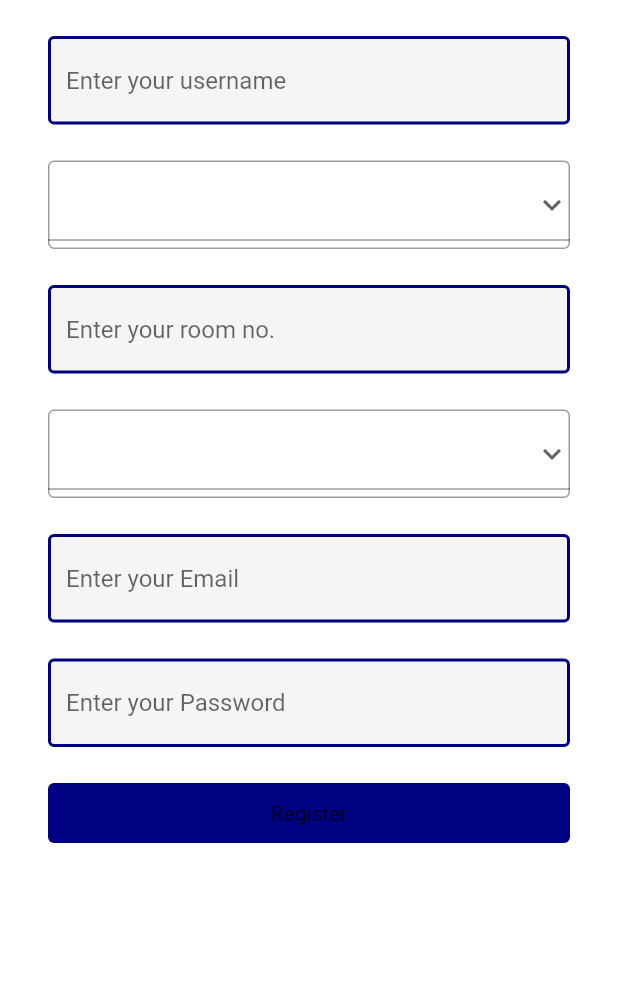
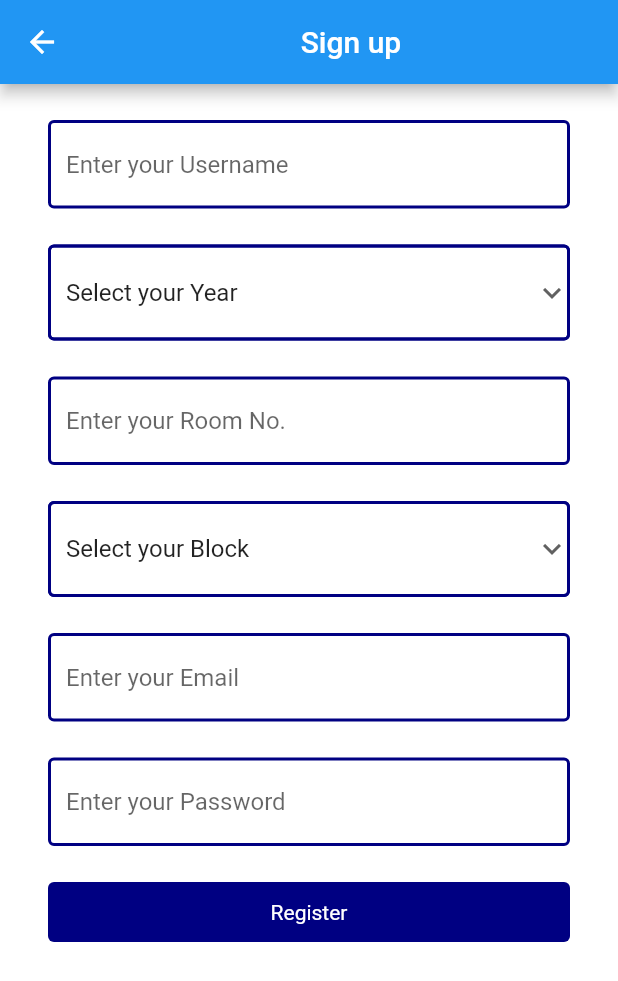
Before and after one commit to technoxx/hostelites, a Flutter app: the screen it shows after launch, after a tap on "Register", on a phone screen of 412 x 824 dp. Shown: the top 981 px of the screen. Run offline on Flutter 3.47's test engine with Material 2 defaults, Android fonts, the phone set to English and light mode, and no system bars; our stand-ins replace cloud_firestore, firebase_auth, firebase_core, google_fonts; accounts and stored records are empty; network calls fail.

Commit message:
sign up screen created

```diff
--- a/lib/main.dart
+++ b/lib/main.dart
@@ -36,6 +36,14 @@ class MyApp extends StatelessWidget {
       theme: ThemeData.light().copyWith(
         scaffoldBackgroundColor: mobileBackgroundColor,
         textTheme: GoogleFonts.robotoTextTheme(Theme.of(context).textTheme),
+        inputDecorationTheme: const InputDecorationTheme(
+          focusedBorder: OutlineInputBorder(
+              borderSide: BorderSide(width: 2, color: mainColor)),
+          disabledBorder: OutlineInputBorder(
+              borderSide: BorderSide(width: 2, color: mainColor)),
+          enabledBorder: OutlineInputBorder(
+              borderSide: BorderSide(width: 2, color: mainColor)),
+        ),
       ),
       // home: const MyResponsiveLayout(
       //   webScreenLayout: webScreen(),
--- a/lib/screens/login_screen.dart
+++ b/lib/screens/login_screen.dart
@@ -1,6 +1,7 @@
 import 'package:firebase_auth/firebase_auth.dart';
 import 'package:flutter/material.dart';
 import 'package:hostelites/resources/auth_methods.dart';
+import 'package:hostelites/screens/home_screen.dart';
 import 'package:hostelites/screens/register.dart';
 import 'package:hostelites/utils/colors.dart';
 import 'package:hostelites/widgets/text_field_input.dart';
@@ -34,14 +35,16 @@ class _LoginScreenState extends State<LoginScreen> {
   Widget build(BuildContext context) {
     return Scaffold(
       body: SafeArea(
+          child: SingleChildScrollView(
         child: Container(
           padding: const EdgeInsets.symmetric(horizontal: 32),
           width: double.infinity,
           child: Column(
             crossAxisAlignment: CrossAxisAlignment.center,
             children: [
-            Flexible(flex: 2, child: Container()),
-
+              const SizedBox(
+                height: 64,
+              ),
               Image.asset(
                 'assets/images/abesLogo.png',
               ),
@@ -81,7 +84,13 @@ class _LoginScreenState extends State<LoginScreen> {
                     backgroundColor: secondaryColor,
                     radius: 30,
                     child: IconButton(
-                    onPressed: myLoginUser,
+                      onPressed: () {
+                        myLoginUser;
+                        Navigator.push(
+                          context,
+                          MaterialPageRoute(builder: (context) => HomeScreen()),
+                        );
+                      },
                       icon: const Icon(
                         Icons.arrow_forward,
                         size: 30,
@@ -120,8 +129,8 @@ class _LoginScreenState extends State<LoginScreen> {
                   )
                 ],
               ),
-            Flexible(flex: 2, child: Container()),
             ],
+          ),
         ),
       )),
     );
--- a/lib/screens/register.dart
+++ b/lib/screens/register.dart
@@ -1,5 +1,6 @@
 import 'package:firebase_auth/firebase_auth.dart';
 import 'package:flutter/material.dart';
+import 'package:hostelites/screens/home_screen.dart';
 import 'package:hostelites/utils/colors.dart';
 import 'package:hostelites/widgets/text_field_input.dart';
 import 'package:hostelites/resources/auth_methods.dart';
@@ -36,15 +37,25 @@ class SignupScreenState extends State<SignupScreen> {
         context: context);
   }
 
-  String dropdownvalue = '';
-  var items = ['', '1st year', '2nd year', '3rd year', '4th year'];
+  String dropdownvalue = 'Select your Year';
+  var items = [
+    'Select your Year',
+    '1st year',
+    '2nd year',
+    '3rd year',
+    '4th year'
+  ];
 
-  String dropdown1value = '';
-  var items1 = ['', 'A', 'B', 'C'];
+  String blockvalue = 'Select your Block';
+  var block = ['Select your Block', 'A', 'B', 'C'];
 
   @override
   Widget build(BuildContext context) {
     return Scaffold(
+      appBar: AppBar(
+          title: Center(
+        child: Text('Sign up'),
+      )),
       body: SafeArea(
           child: SingleChildScrollView(
         child: Container(
@@ -59,7 +70,7 @@ class SignupScreenState extends State<SignupScreen> {
               //Textfield for username
               MyTextFieldInput(
                   isPass: false,
-                  hinttext: 'Enter your username',
+                  hinttext: 'Enter your Username',
                   control: _usernamecontrol,
                   batao: TextInputType.text),
               const SizedBox(
@@ -93,7 +104,7 @@ class SignupScreenState extends State<SignupScreen> {
               //Textfield for room
               MyTextFieldInput(
                   isPass: false,
-                  hinttext: 'Enter your room no.',
+                  hinttext: 'Enter your Room No.',
                   control: _roomcontrol,
                   batao: TextInputType.text),
               const SizedBox(
@@ -102,20 +113,19 @@ class SignupScreenState extends State<SignupScreen> {
               //Textfield for block
               TextField(
                 decoration: InputDecoration(
-                  labelText: 'Enter your Block',
                   border: OutlineInputBorder(),
                   suffixIcon: DropdownButtonFormField(
-                    value: dropdown1value,
+                    value: blockvalue,
                     onChanged: (String? newValue1) {
                       setState(() {
-                        dropdown1value = newValue1!;
+                        blockvalue = newValue1!;
                       });
                     },
                     icon: const Icon(Icons.keyboard_arrow_down),
-                    items: items1.map((String items1) {
+                    items: block.map((String block) {
                       return DropdownMenuItem(
-                        value: items1,
-                        child: Text(items1),
+                        value: block,
+                        child: Text(block),
                       );
                     }).toList(),
                   ),
@@ -143,7 +153,13 @@ class SignupScreenState extends State<SignupScreen> {
                 height: 24,
               ),
               InkWell(
-                onTap: mySignUp,
+                onTap: () {
+                  mySignUp();
+                  Navigator.push(
+                    context,
+                    MaterialPageRoute(builder: (context) => HomeScreen()),
+                  );
+                },
                 //for register   button
                 child: Container(
                   width: double.infinity,
@@ -153,7 +169,10 @@ class SignupScreenState extends State<SignupScreen> {
                     borderRadius: BorderRadius.circular(4),
                     color: mainColor,
                   ),
-                  child: const Text('Register'),
+                  child: const Text(
+                    'Register',
+                    style: TextStyle(color: Colors.white),
+                  ),
                 ),
               ),
             ],
--- a/lib/widgets/text_field_input.dart
+++ b/lib/widgets/text_field_input.dart
@@ -21,13 +21,6 @@ class MyTextFieldInput extends StatelessWidget {
       controller: control,
       decoration: InputDecoration(
         hintText: hinttext,
-        focusedBorder: const OutlineInputBorder(
-            borderSide: BorderSide(width: 2, color: mainColor)),
-        disabledBorder: const OutlineInputBorder(
-            borderSide: BorderSide(width: 2, color: mainColor)),
-        enabledBorder: const OutlineInputBorder(
-            borderSide: BorderSide(width: 2, color: mainColor)),
-        filled: true,
       ),
       keyboardType: batao,
       obscureText: isPass,
```
Lines whose indentation alone changed are shown as unchanged.
